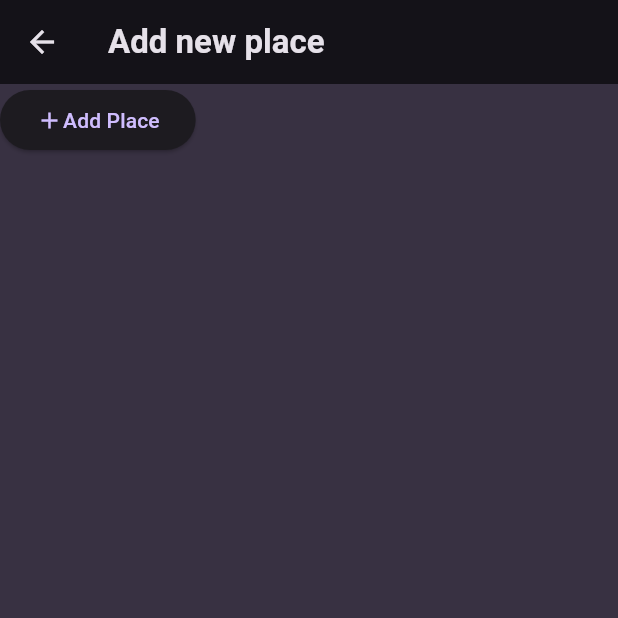
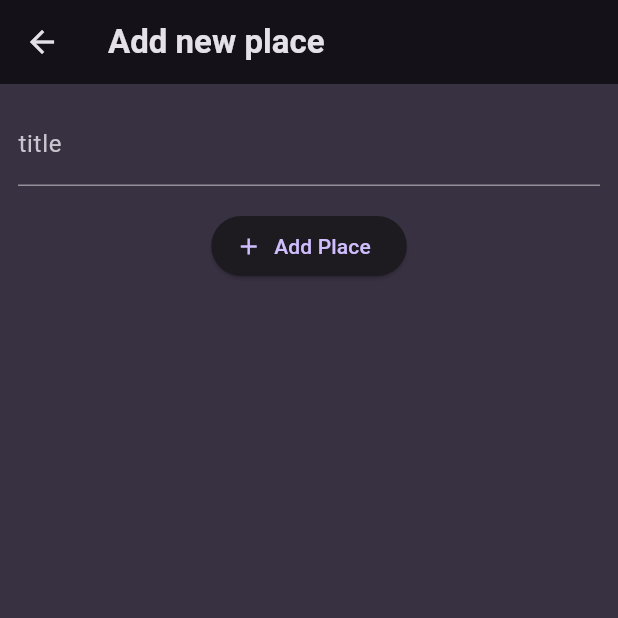
Before and after one commit to mahmoud-alwakeel/fav_places, a Flutter app: the screen it shows after launch, after a tap on the "add" icon, on a phone screen of 412 x 824 dp, the top half of it. Run offline on Flutter 3.47's test engine with Material 3 defaults, Android fonts, the phone set to English and light mode, and no system bars; our stand-ins replace google_fonts.

Commit message:
UI updates

```diff
--- a/lib/screens/add_new_place_screen.dart
+++ b/lib/screens/add_new_place_screen.dart
@@ -1,7 +1,20 @@
 import 'package:flutter/material.dart';
 
-class AddNewPlaceScreen extends StatelessWidget {
+class AddNewPlaceScreen extends StatefulWidget {
   const AddNewPlaceScreen({super.key});
+
+  @override
+  State<AddNewPlaceScreen> createState() => _AddNewPlaceScreenState();
+}
+
+class _AddNewPlaceScreenState extends State<AddNewPlaceScreen> {
+  final TextEditingController _titleController = TextEditingController();
+
+  @override
+  void dispose() {
+    _titleController.dispose();
+    super.dispose();
+  }
 
   @override
   Widget build(BuildContext context) {
@@ -11,21 +24,31 @@ class AddNewPlaceScreen extends StatelessWidget {
           "Add new place",
         ),
       ),
-      body: Column(
-        children: [
-          ElevatedButton(
-            onPressed: () {},
-            child: const Row(
-              mainAxisSize: MainAxisSize.min,
-              children: [
-                Icon(Icons.add),
-                Text(
+      body: SingleChildScrollView(
+        child: Padding(
+          padding: const EdgeInsets.all(12.0),
+          child: Column(
+            children: [
+              TextField(
+                decoration: const InputDecoration(
+                  labelText: 'title',
+                ),
+                controller: _titleController,
+                style: const TextStyle(color: Colors.white),
+              ),
+              const SizedBox(
+                height: 16,
+              ),
+              ElevatedButton.icon(
+                icon: const Icon(Icons.add),
+                onPressed: () {},
+                label: const Text(
                   'Add Place',
                 ),
-              ],
-            ),
+              ),
+            ],
           ),
-        ],
+        ),
       ),
     );
   }
--- a/lib/screens/your_places_screen.dart
+++ b/lib/screens/your_places_screen.dart
@@ -1,4 +1,5 @@
 import 'package:fav_places/screens/add_new_place_screen.dart';
+import 'package:fav_places/widgets/places_list.dart';
 import 'package:flutter/material.dart';
 
 class YourPlacesScreen extends StatelessWidget {
@@ -26,7 +27,7 @@ class YourPlacesScreen extends StatelessWidget {
           ),
         ],
       ),
-      body: ListView(),
+      body: PlacesList(places: []),
     );
   }
 }
--- /dev/null
+++ b/lib/widgets/places_list.dart
@@ -0,0 +1,38 @@
+import 'package:fav_places/models/place_model.dart';
+import 'package:flutter/material.dart';
+
+class PlacesList extends StatelessWidget {
+  const PlacesList({
+    super.key,
+    required this.places,
+  });
+
+  final List<PlaceModel> places;
+  @override
+  Widget build(BuildContext context) {
+    if (places.isEmpty) {
+      return Center(
+        child: Text(
+          "No places, trying adding a new one",
+          style: Theme.of(context).textTheme.titleLarge!.copyWith(
+                color: Theme.of(context).colorScheme.onBackground,
+              ),
+        ),
+      );
+    } else {
+      return ListView.builder(
+        itemCount: places.length,
+        itemBuilder: (context, index) {
+          return ListTile(
+            title: Text(
+              places[index].name,
+              style: Theme.of(context).textTheme.titleMedium!.copyWith(
+                    color: Theme.of(context).colorScheme.onBackground,
+                  ),
+            ),
+          );
+        },
+      );
+    }
+  }
+}
--- a/pubspec.yaml
+++ b/pubspec.yaml
@@ -37,6 +37,7 @@ dependencies:
   cupertino_icons: ^1.0.6
   google_fonts: ^6.2.1
   flutter_riverpod: ^2.5.1
+  uuid: ^4.4.2
 
 dev_dependencies:
   flutter_test:
```
Also changed, not shown: lib/models/place_model.dart (+7 -2 lines), pubspec.lock.
